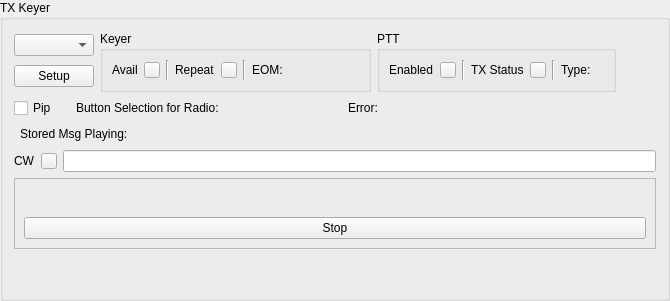
This is mqt/MqtLogger/txvmbuttonsframe.ui in Rsclub22/Minos2-Mirror as Qt 5 draws it before an edit. The edited form follows.
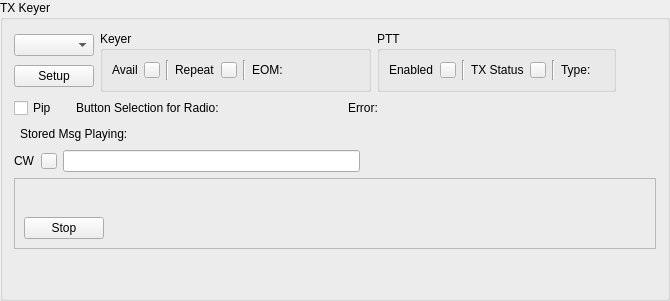
This is the edited form.

Commit message: stop vmButtons from increasing in size when clicked, stop message playing again when clicked again.

Patch:
```diff
--- a/mqt/MqtLogger/txvmbuttonsframe.ui
+++ b/mqt/MqtLogger/txvmbuttonsframe.ui
@@ -463,6 +463,19 @@
        <item>
         <widget class="QLineEdit" name="cwEntry"/>
        </item>
+       <item>
+        <spacer name="horizontalSpacer_5">
+         <property name="orientation">
+          <enum>Qt::Orientation::Horizontal</enum>
+         </property>
+         <property name="sizeHint" stdset="0">
+          <size>
+           <width>40</width>
+           <height>20</height>
+          </size>
+         </property>
+        </spacer>
+       </item>
       </layout>
      </item>
      <item>
@@ -517,11 +530,28 @@
            </layout>
           </item>
           <item>
-           <widget class="QPushButton" name="vmStopPb">
-            <property name="text">
-             <string>Stop</string>
-            </property>
-           </widget>
+           <layout class="QHBoxLayout" name="horizontalLayout_20">
+            <item>
+             <widget class="QPushButton" name="vmStopPb">
+              <property name="text">
+               <string>Stop</string>
+              </property>
+             </widget>
+            </item>
+            <item>
+             <spacer name="horizontalSpacer_6">
+              <property name="orientation">
+               <enum>Qt::Orientation::Horizontal</enum>
+              </property>
+              <property name="sizeHint" stdset="0">
+               <size>
+                <width>40</width>
+                <height>20</height>
+               </size>
+              </property>
+             </spacer>
+            </item>
+           </layout>
           </item>
          </layout>
         </item>
```
Left out of the diff: 13 changed lines with no effect on the pictures. The commit also changes 1 other file.
